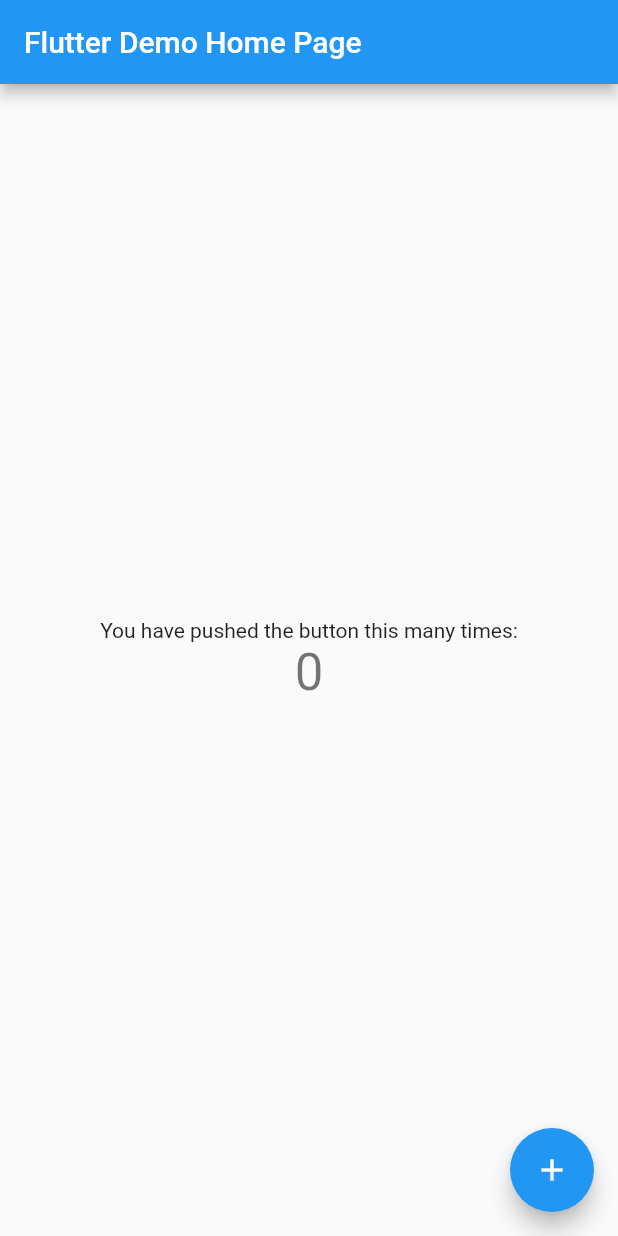
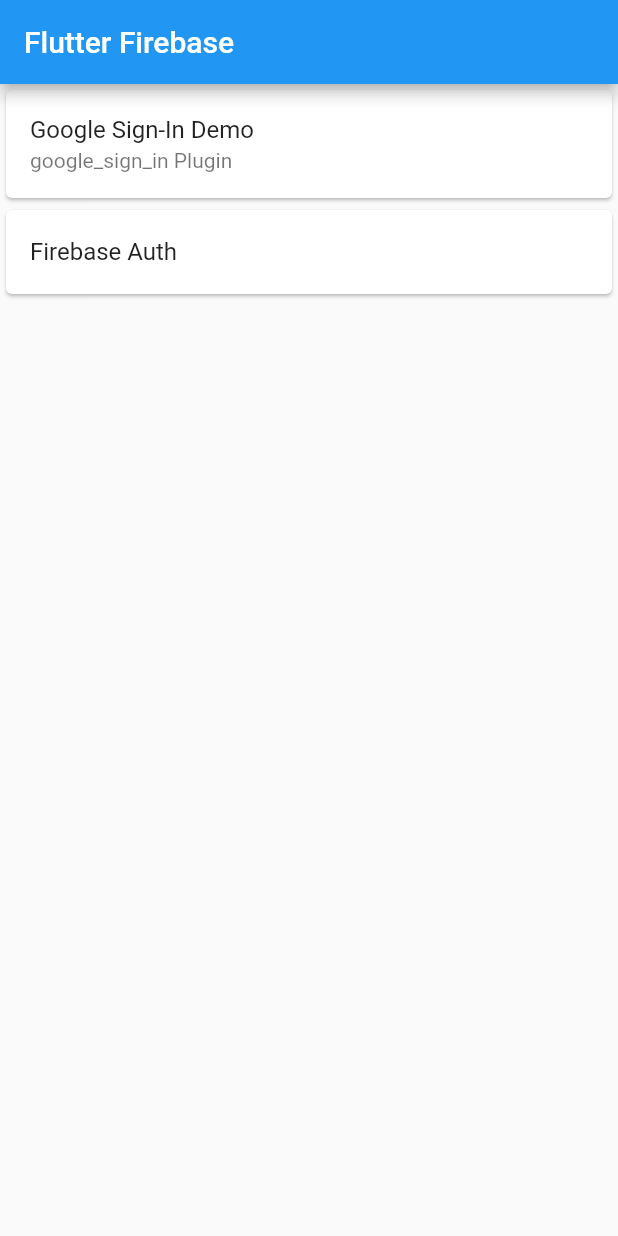
Before and after one commit to jyeh62/ehlog, a Flutter app: the screen it shows after launch, on a phone screen of 412 x 824 dp. Run offline on Flutter 3.47's test engine with Material 2 defaults, Android fonts, the phone set to English and light mode, and no system bars; our stand-ins replace firebase_auth, firebase_core, logger, rxdart; accounts and stored records are empty.

Commit message:
firebase 연결, 로그인 연동

```diff
--- a/lib/main.dart
+++ b/lib/main.dart
@@ -1,14 +1,19 @@
-import 'package:ehynsta/sample.dart';
-import 'package:ehynsta/ui/viewmodel/post_view_model.dart';
+import 'package:firebase_auth/firebase_auth.dart';
+import 'package:firebase_core/firebase_core.dart';
 import 'package:flutter/material.dart';
 import 'package:flutter/services.dart';
 import 'package:logger/logger.dart';
+import 'package:provider/provider.dart';
 
-void main() {
+import 'ui/view/auth_screen.dart';
+import 'ui/viewmodel/firebase_provider.dart';
+
+void main() async {
   WidgetsFlutterBinding.ensureInitialized(); //<= the key is here
   SystemChrome.setPreferredOrientations(
       [ DeviceOrientation.portraitUp,
         DeviceOrientation.portraitDown ]);
+  await Firebase.initializeApp();
   runApp(const MyApp());
 }
 
@@ -18,28 +23,26 @@ class MyApp extends StatelessWidget {
   // This widget is the root of your application.
   @override
   Widget build(BuildContext context) {
-    return MaterialApp(
-      title: 'Flutter Demo',
-      theme: ThemeData(
 
-        primarySwatch: Colors.blue,
+    return MultiProvider(
+      providers: [
+        ChangeNotifierProvider<FirebaseProvider>(
+            create: (_) => FirebaseProvider())
+      ],
+      child: MaterialApp(
+        title: 'Flutter Demo',
+        theme: ThemeData(
+
+          primarySwatch: Colors.blue,
+        ),
+        home: const MyHomePage(title: 'Flutter Demo Home Page'),
       ),
-      home: const MyHomePage(title: 'Flutter Demo Home Page'),
     );
   }
 }
 
 class MyHomePage extends StatefulWidget {
   const MyHomePage({Key? key, required this.title}) : super(key: key);
-
-  // This widget is the home page of your application. It is stateful, meaning
-  // that it has a State object (defined below) that contains fields that affect
-  // how it looks.
-
-  // This class is the configuration for the state. It holds the values (in this
-  // case the title) provided by the parent (in this case the App widget) and
-  // used by the build method of the State. Fields in a Widget subclass are
-  // always marked "final".
 
   final String title;
 
@@ -48,69 +51,38 @@ class MyHomePage extends StatefulWidget {
 }
 
 class _MyHomePageState extends State<MyHomePage> {
-  int _counter = 0;
+
   var logger = Logger();
-  void _incrementCounter() {
-    setState(() {
-      // This call to setState tells the Flutter framework that something has
-      // changed in this State, which causes it to rerun the build method below
-      // so that the display can reflect the updated values. If we changed
-      // _counter without calling setState(), then the build method would not be
-      // called again, and so nothing would appear to happen.
-      _counter++;
-    });
-  }
 
   @override
   Widget build(BuildContext context) {
 
     logger.d("main");
     return Scaffold(
-      appBar: AppBar(
-        // Here we take the value from the MyHomePage object that was created by
-        // the App.build method, and use it to set our appbar title.
-        title: Text(widget.title),
+      appBar: AppBar(title: Text("Flutter Firebase")),
+      body: ListView(
+        children: <Widget>[
+          ListTile(
+            title: Text("Google Sign-In Demo"),
+            subtitle: Text("google_sign_in Plugin"),
+            onTap: () {
+              Navigator.push(context,
+                  MaterialPageRoute(builder: (context) => const AuthPage()));
+            },
+          ),
+          ListTile(
+            title: Text("Firebase Auth"),
+            onTap: () {
+              Navigator.push(
+                  context, MaterialPageRoute(builder: (context) => const AuthPage()));
+            },
+          )
+        ].map((child) {
+          return Card(
+            child: child,
+          );
+        }).toList(),
       ),
-      body: Center(
-        // Center is a layout widget. It takes a single child and positions it
-        // in the middle of the parent.
-        child: Column(
-          // Column is also a layout widget. It takes a list of children and
-          // arranges them vertically. By default, it sizes itself to fit its
-          // children horizontally, and tries to be as tall as its parent.
-          //
-          // Invoke "debug painting" (press "p" in the console, choose the
-          // "Toggle Debug Paint" action from the Flutter Inspector in Android
-          // Studio, or the "Toggle Debug Paint" command in Visual Studio Code)
-          // to see the wireframe for each widget.
-          //
-          // Column has various properties to control how it sizes itself and
-          // how it positions its children. Here we use mainAxisAlignment to
-          // center the children vertically; the main axis here is the vertical
-          // axis because Columns are vertical (the cross axis would be
-          // horizontal).
-          mainAxisAlignment: MainAxisAlignment.center,
-          children: <Widget>[
-            const Text(
-              'You have pushed the button this many times:',
-            ),
-            Text(
-              '$_counter',
-              style: Theme.of(context).textTheme.headline4,
-            ),
-          ],
-        ),
-      ),
-      floatingActionButton: FloatingActionButton(
-        onPressed: () {
-          Navigator.push(
-            context,
-            MaterialPageRoute(builder: (context) => Sample(viewModel: PostViewModel())),
-          );
-        },
-        tooltip: 'Increment',
-        child: const Icon(Icons.add),
-      ), // This trailing comma makes auto-formatting nicer for build methods.
     );
   }
 }
```
Also changed, not shown: lib/ui/view/auth_screen.dart (added, +28 -0 lines), lib/ui/view/singin_screen.dart (added, +118 -0 lines), lib/ui/viewmodel/firebase_provider.dart (added, +114 -0 lines), pubspec.yaml (+5 -2 lines), pubspec.lock, 2 other files.
